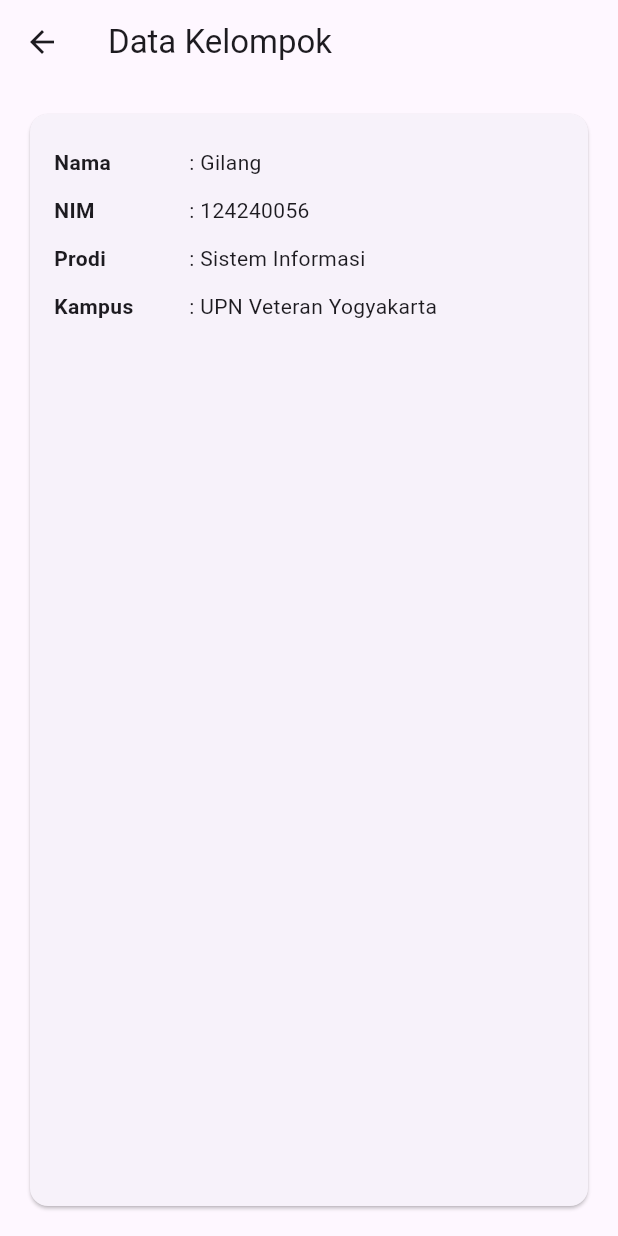
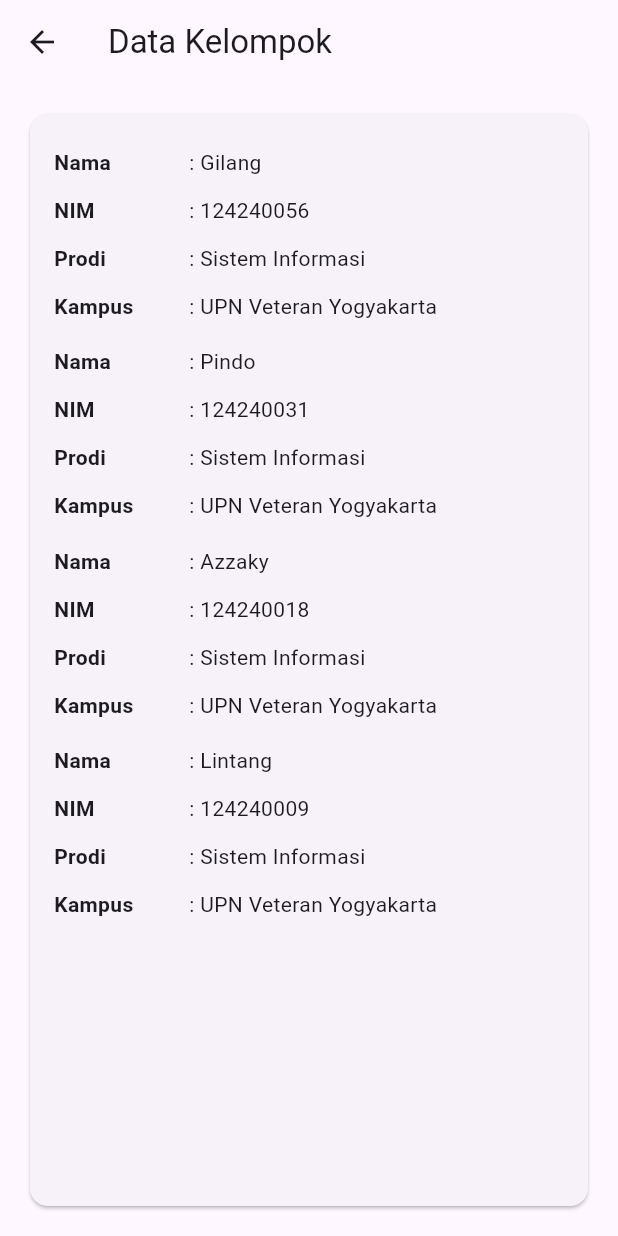
Before and after one commit to glacerous/simplecalc, a Flutter app: the DataKelompokScreen screen opened directly, on a phone screen of 412 x 824 dp. Run offline on Flutter 3.47's test engine with Material 3 defaults, Android fonts, the phone set to English and light mode, and no system bars.

Commit message:
mungubah bagian aritmatika supaya bisa pakai koma dan ubah data kelompok

```diff
--- a/lib/screens/data_kelompok_screen.dart
+++ b/lib/screens/data_kelompok_screen.dart
@@ -17,6 +17,21 @@ class DataKelompokScreen extends StatelessWidget {
               children: const [
                 _InfoRow(label: 'Nama', value: 'Gilang'),
                 _InfoRow(label: 'NIM', value: '124240056'),
+                _InfoRow(label: 'Prodi', value: 'Sistem Informasi'),
+                _InfoRow(label: 'Kampus', value: 'UPN Veteran Yogyakarta'),
+                SizedBox(height: 5),
+                _InfoRow(label: 'Nama', value: 'Pindo'),
+                _InfoRow(label: 'NIM', value: '124240031'),
+                _InfoRow(label: 'Prodi', value: 'Sistem Informasi'),
+                _InfoRow(label: 'Kampus', value: 'UPN Veteran Yogyakarta'),
+                SizedBox(height: 5),
+                _InfoRow(label: 'Nama', value: 'Azzaky'),
+                _InfoRow(label: 'NIM', value: '124240018'),
+                _InfoRow(label: 'Prodi', value: 'Sistem Informasi'),
+                _InfoRow(label: 'Kampus', value: 'UPN Veteran Yogyakarta'),
+                SizedBox(height: 5),
+                _InfoRow(label: 'Nama', value: 'Lintang'),
+                _InfoRow(label: 'NIM', value: '124240009'),
                 _InfoRow(label: 'Prodi', value: 'Sistem Informasi'),
                 _InfoRow(label: 'Kampus', value: 'UPN Veteran Yogyakarta'),
                 // Tambahkan anggota kelompok lain di sini kalau perlu
@@ -43,7 +58,10 @@ class _InfoRow extends StatelessWidget {
         children: [
           SizedBox(
             width: 90,
-            child: Text(label, style: const TextStyle(fontWeight: FontWeight.bold)),
+            child: Text(
+              label,
+              style: const TextStyle(fontWeight: FontWeight.bold),
+            ),
           ),
           const Text(': '),
           Expanded(child: Text(value)),
```
Also changed, not shown: lib/screens/aritmatika_screen.dart (+22 -8 lines).
